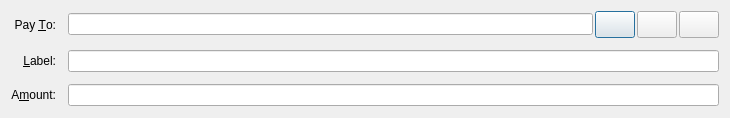
First picture: the form in src/qt/forms/sendcoinsentry.ui, repository VeriConomy/vericoin, before the edit.
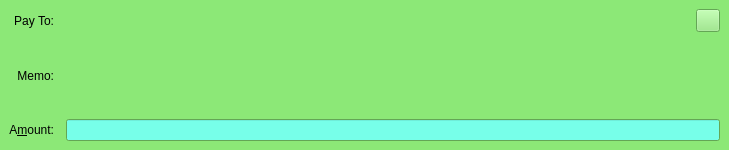
Second picture: the form after the edit. The open tabs and pages were chosen to show the change. Icons and pictures are not drawn. Custom widgets are drawn as their Qt base class.

Commit message: Use Verium 1.3.2 as a base

```diff
--- a/src/qt/forms/sendcoinsentry.ui
+++ b/src/qt/forms/sendcoinsentry.ui
@@ -1,211 +1,1248 @@
 <?xml version="1.0" encoding="UTF-8"?>
 <ui version="4.0">
  <class>SendCoinsEntry</class>
- <widget class="QDialog" name="SendCoinsEntry">
+ <widget class="QStackedWidget" name="SendCoinsEntry">
   <property name="geometry">
    <rect>
     <x>0</x>
     <y>0</y>
-    <width>730</width>
-    <height>180</height>
+    <width>729</width>
+    <height>150</height>
    </rect>
   </property>
-  <property name="windowTitle">
-   <string>Form</string>
-  </property>
-  <layout class="QGridLayout" name="gridLayout">
-   <property name="sizeConstraint">
-    <enum>QLayout::SetMinAndMaxSize</enum>
-   </property>
-   <property name="bottomMargin">
-    <number>12</number>
-   </property>
-   <property name="spacing">
-    <number>12</number>
-   </property>
-   <item row="3" column="0">
-    <widget class="QLabel" name="label_2">
-     <property name="text">
-      <string>Pay &amp;To:</string>
-     </property>
-     <property name="alignment">
-      <set>Qt::AlignRight|Qt::AlignTrailing|Qt::AlignVCenter</set>
-     </property>
-     <property name="buddy">
-      <cstring>payTo</cstring>
-     </property>
-    </widget>
-   </item>
-   <item row="4" column="1">
-    <layout class="QHBoxLayout" name="horizontalLayout_2">
-     <property name="spacing">
-      <number>0</number>
-     </property>
-     <item>
-      <widget class="QValidatedLineEdit" name="addAsLabel">
-       <property name="enabled">
-        <bool>true</bool>
-       </property>
-       <property name="toolTip">
-        <string>Enter a label for this address to add it to your address book</string>
-       </property>
-      </widget>
-     </item>
-    </layout>
-   </item>
-   <item row="4" column="0">
-    <widget class="QLabel" name="label_4">
-     <property name="text">
-      <string>&amp;Label:</string>
-     </property>
-     <property name="alignment">
-      <set>Qt::AlignRight|Qt::AlignTrailing|Qt::AlignVCenter</set>
-     </property>
-     <property name="buddy">
-      <cstring>addAsLabel</cstring>
-     </property>
-    </widget>
-   </item>
-   <item row="3" column="1">
-    <layout class="QHBoxLayout" name="payToLayout">
-     <property name="spacing">
-      <number>2</number>
-     </property>
-     <item>
-      <widget class="QValidatedLineEdit" name="payTo">
-       <property name="toolTip">
-        <string>The address to send the payment to  (e.g. VTHZfUg11wEJmSgBLUcmCKGYekuqFcGHQq)</string>
-       </property>
-       <property name="maxLength">
-        <number>34</number>
-       </property>
-      </widget>
-     </item>
-     <item>
-      <widget class="QPushButton" name="addressBookButton">
-       <property name="sizePolicy">
-        <sizepolicy hsizetype="Fixed" vsizetype="Fixed">
-         <horstretch>0</horstretch>
-         <verstretch>0</verstretch>
-        </sizepolicy>
-       </property>
-       <property name="minimumSize">
-        <size>
-         <width>38</width>
-         <height>27</height>
-        </size>
-       </property>
-       <property name="toolTip">
-        <string>Choose address from address book</string>
-       </property>
-       <property name="text">
-        <string/>
-       </property>
-       <property name="icon">
-        <iconset resource="../bitcoin.qrc">
-         <normaloff>:/icons/address-book</normaloff>:/icons/address-book</iconset>
-       </property>
-       <property name="iconSize">
-        <size>
-         <width>18</width>
-         <height>18</height>
-        </size>
-       </property>
-       <property name="shortcut">
-        <string>Alt+A</string>
-       </property>
-      </widget>
-     </item>
-     <item>
-      <widget class="QPushButton" name="pasteButton">
-       <property name="sizePolicy">
-        <sizepolicy hsizetype="Fixed" vsizetype="Fixed">
-         <horstretch>0</horstretch>
-         <verstretch>0</verstretch>
-        </sizepolicy>
-       </property>
-       <property name="minimumSize">
-        <size>
-         <width>38</width>
-         <height>27</height>
-        </size>
-       </property>
-       <property name="toolTip">
-        <string>Paste address from clipboard</string>
-       </property>
-       <property name="text">
-        <string/>
-       </property>
-       <property name="icon">
-        <iconset resource="../bitcoin.qrc">
-         <normaloff>:/icons/editpaste</normaloff>:/icons/editpaste</iconset>
-       </property>
-       <property name="iconSize">
-        <size>
-         <width>12</width>
-         <height>12</height>
-        </size>
-       </property>
-       <property name="shortcut">
-        <string>Alt+P</string>
-       </property>
-      </widget>
-     </item>
-     <item>
-      <widget class="QPushButton" name="deleteButton">
-       <property name="sizePolicy">
-        <sizepolicy hsizetype="Fixed" vsizetype="Fixed">
-         <horstretch>0</horstretch>
-         <verstretch>0</verstretch>
-        </sizepolicy>
-       </property>
-       <property name="minimumSize">
-        <size>
-         <width>38</width>
-         <height>27</height>
-        </size>
-       </property>
-       <property name="toolTip">
-        <string>Remove this recipient</string>
-       </property>
-       <property name="text">
-        <string/>
-       </property>
-       <property name="icon">
-        <iconset resource="../bitcoin.qrc">
-         <normaloff>:/icons/remove</normaloff>:/icons/remove</iconset>
-       </property>
-       <property name="iconSize">
-        <size>
-         <width>12</width>
-         <height>16</height>
-        </size>
-       </property>
-      </widget>
-     </item>
-    </layout>
-   </item>
-   <item row="5" column="1">
-    <layout class="QHBoxLayout" name="horizontalLayout">
-     <item>
-      <widget class="BitcoinAmountField" name="payAmount"/>
-     </item>
-    </layout>
-   </item>
-   <item row="5" column="0">
-    <widget class="QLabel" name="label">
-     <property name="text">
-      <string>A&amp;mount:</string>
-     </property>
-     <property name="alignment">
-      <set>Qt::AlignRight|Qt::AlignTrailing|Qt::AlignVCenter</set>
-     </property>
-     <property name="buddy">
-      <cstring>payAmount</cstring>
-     </property>
-    </widget>
-   </item>
-  </layout>
+  <property name="focusPolicy">
+   <enum>Qt::TabFocus</enum>
+  </property>
+  <property name="autoFillBackground">
+   <bool>false</bool>
+  </property>
+  <widget class="QFrame" name="SendCoins">
+   <property name="toolTip">
+    <string>This is a normal payment.</string>
+   </property>
+   <property name="frameShape">
+    <enum>QFrame::NoFrame</enum>
+   </property>
+   <layout class="QGridLayout" name="gridLayout">
+    <property name="topMargin">
+     <number>8</number>
+    </property>
+    <property name="bottomMargin">
+     <number>4</number>
+    </property>
+    <property name="horizontalSpacing">
+     <number>12</number>
+    </property>
+    <property name="verticalSpacing">
+     <number>8</number>
+    </property>
+    <item row="0" column="0">
+     <widget class="QLabel" name="payToLabel">
+      <property name="text">
+       <string>Pay &amp;To:</string>
+      </property>
+      <property name="alignment">
+       <set>Qt::AlignRight|Qt::AlignTrailing|Qt::AlignVCenter</set>
+      </property>
+      <property name="buddy">
+       <cstring>payTo</cstring>
+      </property>
+     </widget>
+    </item>
+    <item row="0" column="1">
+     <layout class="QHBoxLayout" name="payToLayout">
+      <property name="spacing">
+       <number>0</number>
+      </property>
+      <item>
+       <widget class="QValidatedLineEdit" name="payTo">
+        <property name="toolTip">
+         <string>The Verium address to send the payment to</string>
+        </property>
+       </widget>
+      </item>
+      <item>
+       <widget class="QToolButton" name="addressBookButton">
+        <property name="toolTip">
+         <string>Choose previously used address</string>
+        </property>
+        <property name="text">
+         <string/>
+        </property>
+        <property name="icon">
+         <iconset resource="../bitcoin.qrc">
+          <normaloff>:/icons/address-book</normaloff>:/icons/address-book</iconset>
+        </property>
+        <property name="iconSize">
+         <size>
+          <width>22</width>
+          <height>22</height>
+         </size>
+        </property>
+        <property name="shortcut">
+         <string>Alt+A</string>
+        </property>
+       </widget>
+      </item>
+      <item>
+       <widget class="QToolButton" name="pasteButton">
+        <property name="toolTip">
+         <string>Paste address from clipboard</string>
+        </property>
+        <property name="text">
+         <string/>
+        </property>
+        <property name="icon">
+         <iconset resource="../bitcoin.qrc">
+          <normaloff>:/icons/editpaste</normaloff>:/icons/editpaste</iconset>
+        </property>
+        <property name="iconSize">
+         <size>
+          <width>22</width>
+          <height>22</height>
+         </size>
+        </property>
+        <property name="shortcut">
+         <string>Alt+P</string>
+        </property>
+       </widget>
+      </item>
+      <item>
+       <widget class="QToolButton" name="deleteButton">
+        <property name="toolTip">
+         <string>Remove this entry</string>
+        </property>
+        <property name="text">
+         <string/>
+        </property>
+        <property name="icon">
+         <iconset resource="../bitcoin.qrc">
+          <normaloff>:/icons/remove</normaloff>:/icons/remove</iconset>
+        </property>
+        <property name="iconSize">
+         <size>
+          <width>22</width>
+          <height>22</height>
+         </size>
+        </property>
+       </widget>
+      </item>
+     </layout>
+    </item>
+    <item row="1" column="0">
+     <widget class="QLabel" name="labellLabel">
+      <property name="text">
+       <string>&amp;Label:</string>
+      </property>
+      <property name="alignment">
+       <set>Qt::AlignRight|Qt::AlignTrailing|Qt::AlignVCenter</set>
+      </property>
+      <property name="buddy">
+       <cstring>addAsLabel</cstring>
+      </property>
+     </widget>
+    </item>
+    <item row="1" column="1">
+     <widget class="QLineEdit" name="addAsLabel">
+      <property name="toolTip">
+       <string>Enter a label for this address to add it to the list of used addresses</string>
+      </property>
+     </widget>
+    </item>
+    <item row="2" column="0">
+     <widget class="QLabel" name="amountLabel">
+      <property name="text">
+       <string>A&amp;mount:</string>
+      </property>
+      <property name="alignment">
+       <set>Qt::AlignRight|Qt::AlignTrailing|Qt::AlignVCenter</set>
+      </property>
+      <property name="buddy">
+       <cstring>payAmount</cstring>
+      </property>
+     </widget>
+    </item>
+    <item row="2" column="1">
+     <layout class="QHBoxLayout" name="horizontalLayoutAmount" stretch="0,1,0">
+      <item>
+       <widget class="BitcoinAmountField" name="payAmount"/>
+      </item>
+      <item>
+       <widget class="QCheckBox" name="checkboxSubtractFeeFromAmount">
+        <property name="toolTip">
+         <string>The fee will be deducted from the amount being sent. The recipient will receive less veriums than you enter in the amount field. If multiple recipients are selected, the fee is split equally.</string>
+        </property>
+        <property name="text">
+         <string>S&amp;ubtract fee from amount</string>
+        </property>
+       </widget>
+      </item>
+      <item>
+       <widget class="QPushButton" name="useAvailableBalanceButton">
+        <property name="text">
+         <string>Use available balance</string>
+        </property>
+       </widget>
+      </item>
+     </layout>
+    </item>
+    <item row="3" column="0">
+     <widget class="QLabel" name="messageLabel">
+      <property name="text">
+       <string>Message:</string>
+      </property>
+      <property name="alignment">
+       <set>Qt::AlignRight|Qt::AlignTrailing|Qt::AlignVCenter</set>
+      </property>
+     </widget>
+    </item>
+    <item row="3" column="1">
+     <widget class="QLabel" name="messageTextLabel">
+      <property name="toolTip">
+       <string>A message that was attached to the verium: URI which will be stored with the transaction for your reference. Note: This message will not be sent over the Verium network.</string>
+      </property>
+      <property name="textFormat">
+       <enum>Qt::PlainText</enum>
+      </property>
+     </widget>
+    </item>
+   </layout>
+  </widget>
+  <widget class="QFrame" name="SendCoins_UnauthenticatedPaymentRequest">
+   <property name="palette">
+    <palette>
+     <active>
+      <colorrole role="WindowText">
+       <brush brushstyle="SolidPattern">
+        <color alpha="255">
+         <red>0</red>
+         <green>0</green>
+         <blue>0</blue>
+        </color>
+       </brush>
+      </colorrole>
+      <colorrole role="Button">
+       <brush brushstyle="SolidPattern">
+        <color alpha="255">
+         <red>255</red>
+         <green>255</green>
+         <blue>127</blue>
+        </color>
+       </brush>
+      </colorrole>
+      <colorrole role="Light">
+       <brush brushstyle="SolidPattern">
+        <color alpha="255">
+         <red>255</red>
+         <green>255</green>
+         <blue>255</blue>
+        </color>
+       </brush>
+      </colorrole>
+      <colorrole role="Midlight">
+       <brush brushstyle="SolidPattern">
+        <color alpha="255">
+         <red>255</red>
+         <green>255</green>
+         <blue>191</blue>
+        </color>
+       </brush>
+      </colorrole>
+      <colorrole role="Dark">
+       <brush brushstyle="SolidPattern">
+        <color alpha="255">
+         <red>127</red>
+         <green>127</green>
+         <blue>63</blue>
+        </color>
+       </brush>
+      </colorrole>
+      <colorrole role="Mid">
+       <brush brushstyle="SolidPattern">
+        <color alpha="255">
+         <red>170</red>
+         <green>170</green>
+         <blue>84</blue>
+        </color>
+       </brush>
+      </colorrole>
+      <colorrole role="Text">
+       <brush brushstyle="SolidPattern">
+        <color alpha="255">
+         <red>0</red>
+         <green>0</green>
+         <blue>0</blue>
+        </color>
+       </brush>
+      </colorrole>
+      <colorrole role="BrightText">
+       <brush brushstyle="SolidPattern">
+        <color alpha="255">
+         <red>255</red>
+         <green>255</green>
+         <blue>255</blue>
+        </color>
+       </brush>
+      </colorrole>
+      <colorrole role="ButtonText">
+       <brush brushstyle="SolidPattern">
+        <color alpha="255">
+         <red>0</red>
+         <green>0</green>
+         <blue>0</blue>
+        </color>
+       </brush>
+      </colorrole>
+      <colorrole role="Base">
+       <brush brushstyle="SolidPattern">
+        <color alpha="255">
+         <red>255</red>
+         <green>255</green>
+         <blue>255</blue>
+        </color>
+       </brush>
+      </colorrole>
+      <colorrole role="Window">
+       <brush brushstyle="SolidPattern">
+        <color alpha="255">
+         <red>255</red>
+         <green>255</green>
+         <blue>127</blue>
+        </color>
+       </brush>
+      </colorrole>
+      <colorrole role="Shadow">
+       <brush brushstyle="SolidPattern">
+        <color alpha="255">
+         <red>0</red>
+         <green>0</green>
+         <blue>0</blue>
+        </color>
+       </brush>
+      </colorrole>
+      <colorrole role="AlternateBase">
+       <brush brushstyle="SolidPattern">
+        <color alpha="255">
+         <red>255</red>
+         <green>255</green>
+         <blue>191</blue>
+        </color>
+       </brush>
+      </colorrole>
+      <colorrole role="ToolTipBase">
+       <brush brushstyle="SolidPattern">
+        <color alpha="255">
+         <red>255</red>
+         <green>255</green>
+         <blue>220</blue>
+        </color>
+       </brush>
+      </colorrole>
+      <colorrole role="ToolTipText">
+       <brush brushstyle="SolidPattern">
+        <color alpha="255">
+         <red>0</red>
+         <green>0</green>
+         <blue>0</blue>
+        </color>
+       </brush>
+      </colorrole>
+     </active>
+     <inactive>
+      <colorrole role="WindowText">
+       <brush brushstyle="SolidPattern">
+        <color alpha="255">
+         <red>0</red>
+         <green>0</green>
+         <blue>0</blue>
+        </color>
+       </brush>
+      </colorrole>
+      <colorrole role="Button">
+       <brush brushstyle="SolidPattern">
+        <color alpha="255">
+         <red>255</red>
+         <green>255</green>
+         <blue>127</blue>
+        </color>
+       </brush>
+      </colorrole>
+      <colorrole role="Light">
+       <brush brushstyle="SolidPattern">
+        <color alpha="255">
+         <red>255</red>
+         <green>255</green>
+         <blue>255</blue>
+        </color>
+       </brush>
+      </colorrole>
+      <colorrole role="Midlight">
+       <brush brushstyle="SolidPattern">
+        <color alpha="255">
+         <red>255</red>
+         <green>255</green>
+         <blue>191</blue>
+        </color>
+       </brush>
+      </colorrole>
+      <colorrole role="Dark">
+       <brush brushstyle="SolidPattern">
+        <color alpha="255">
+         <red>127</red>
+         <green>127</green>
+         <blue>63</blue>
+        </color>
+       </brush>
+      </colorrole>
+      <colorrole role="Mid">
+       <brush brushstyle="SolidPattern">
+        <color alpha="255">
+         <red>170</red>
+         <green>170</green>
+         <blue>84</blue>
+        </color>
+       </brush>
+      </colorrole>
+      <colorrole role="Text">
+       <brush brushstyle="SolidPattern">
+        <color alpha="255">
+         <red>0</red>
+         <green>0</green>
+         <blue>0</blue>
+        </color>
+       </brush>
+      </colorrole>
+      <colorrole role="BrightText">
+       <brush brushstyle="SolidPattern">
+        <color alpha="255">
+         <red>255</red>
+         <green>255</green>
+         <blue>255</blue>
+        </color>
+       </brush>
+      </colorrole>
+      <colorrole role="ButtonText">
+       <brush brushstyle="SolidPattern">
+        <color alpha="255">
+         <red>0</red>
+         <green>0</green>
+         <blue>0</blue>
+        </color>
+       </brush>
+      </colorrole>
+      <colorrole role="Base">
+       <brush brushstyle="SolidPattern">
+        <color alpha="255">
+         <red>255</red>
+         <green>255</green>
+         <blue>255</blue>
+        </color>
+       </brush>
+      </colorrole>
+      <colorrole role="Window">
+       <brush brushstyle="SolidPattern">
+        <color alpha="255">
+         <red>255</red>
+         <green>255</green>
+         <blue>127</blue>
+        </color>
+       </brush>
+      </colorrole>
+      <colorrole role="Shadow">
+       <brush brushstyle="SolidPattern">
+        <color alpha="255">
+         <red>0</red>
+         <green>0</green>
+         <blue>0</blue>
+        </color>
+       </brush>
+      </colorrole>
+      <colorrole role="AlternateBase">
+       <brush brushstyle="SolidPattern">
+        <color alpha="255">
+         <red>255</red>
+         <green>255</green>
+         <blue>191</blue>
+        </color>
+       </brush>
+      </colorrole>
+      <colorrole role="ToolTipBase">
+       <brush brushstyle="SolidPattern">
+        <color alpha="255">
+         <red>255</red>
+         <green>255</green>
+         <blue>220</blue>
+        </color>
+       </brush>
+      </colorrole>
+      <colorrole role="ToolTipText">
+       <brush brushstyle="SolidPattern">
+        <color alpha="255">
+         <red>0</red>
+         <green>0</green>
+         <blue>0</blue>
+        </color>
+       </brush>
+      </colorrole>
+     </inactive>
+     <disabled>
+      <colorrole role="WindowText">
+       <brush brushstyle="SolidPattern">
+        <color alpha="255">
+         <red>127</red>
+         <green>127</green>
+         <blue>63</blue>
+        </color>
+       </brush>
+      </colorrole>
+      <colorrole role="Button">
+       <brush brushstyle="SolidPattern">
+        <color alpha="255">
+         <red>255</red>
+         <green>255</green>
+         <blue>127</blue>
+        </color>
+       </brush>
+      </colorrole>
+      <colorrole role="Light">
+       <brush brushstyle="SolidPattern">
+        <color alpha="255">
+         <red>255</red>
+         <green>255</green>
+         <blue>255</blue>
+        </color>
+       </brush>
+      </colorrole>
+      <colorrole role="Midlight">
+       <brush brushstyle="SolidPattern">
+        <color alpha="255">
+         <red>255</red>
+         <green>255</green>
+         <blue>191</blue>
+        </color>
+       </brush>
+      </colorrole>
+      <colorrole role="Dark">
+       <brush brushstyle="SolidPattern">
+        <color alpha="255">
+         <red>127</red>
+         <green>127</green>
+         <blue>63</blue>
+        </color>
+       </brush>
+      </colorrole>
+      <colorrole role="Mid">
+       <brush brushstyle="SolidPattern">
+        <color alpha="255">
+         <red>170</red>
+         <green>170</green>
+         <blue>84</blue>
+        </color>
+       </brush>
+      </colorrole>
+      <colorrole role="Text">
+       <brush brushstyle="SolidPattern">
+        <color alpha="255">
+         <red>127</red>
+         <green>127</green>
+         <blue>63</blue>
+        </color>
+       </brush>
+      </colorrole>
+      <colorrole role="BrightText">
+       <brush brushstyle="SolidPattern">
+        <color alpha="255">
+         <red>255</red>
+         <green>255</green>
+         <blue>255</blue>
+        </color>
+       </brush>
+      </colorrole>
+      <colorrole role="ButtonText">
+       <brush brushstyle="SolidPattern">
+        <color alpha="255">
+         <red>127</red>
+         <green>127</green>
+         <blue>63</blue>
+        </color>
+       </brush>
+      </colorrole>
+      <colorrole role="Base">
+       <brush brushstyle="SolidPattern">
+        <color alpha="255">
+         <red>255</red>
+         <green>255</green>
+         <blue>127</blue>
+        </color>
+       </brush>
+      </colorrole>
+      <colorrole role="Window">
+       <brush brushstyle="SolidPattern">
+        <color alpha="255">
+         <red>255</red>
+         <green>255</green>
+         <blue>127</blue>
+        </color>
+       </brush>
+      </colorrole>
+      <colorrole role="Shadow">
+       <brush brushstyle="SolidPattern">
+        <color alpha="255">
+         <red>0</red>
+         <green>0</green>
+         <blue>0</blue>
+        </color>
+       </brush>
+      </colorrole>
+      <colorrole role="AlternateBase">
+       <brush brushstyle="SolidPattern">
+        <color alpha="255">
+         <red>255</red>
+         <green>255</green>
+         <blue>127</blue>
+        </color>
+       </brush>
+      </colorrole>
+      <colorrole role="ToolTipBase">
+       <brush brushstyle="SolidPattern">
+        <color alpha="255">
+         <red>255</red>
+         <green>255</green>
+         <blue>220</blue>
+        </color>
+       </brush>
+      </colorrole>
+      <colorrole role="ToolTipText">
+       <brush brushstyle="SolidPattern">
+        <color alpha="255">
+         <red>0</red>
+         <green>0</green>
+         <blue>0</blue>
+        </color>
+       </brush>
+      </colorrole>
+     </disabled>
+    </palette>
+   </property>
+   <property name="toolTip">
+    <string>This is an unauthenticated payment request.</string>
+   </property>
+   <property name="autoFillBackground">
+    <bool>true</bool>
+   </property>
+   <property name="frameShape">
+    <enum>QFrame::NoFrame</enum>
+   </property>
+   <layout class="QGridLayout" name="gridLayout_is">
+    <property name="spacing">
+     <number>12</number>
+    </property>
+    <item row="0" column="0">
+     <widget class="QLabel" name="payToLabel_is">
+      <property name="text">
+       <string>Pay To:</string>
+      </property>
+      <property name="alignment">
+       <set>Qt::AlignRight|Qt::AlignTrailing|Qt::AlignVCenter</set>
+      </property>
+     </widget>
+    </item>
+    <item row="0" column="1">
+     <layout class="QHBoxLayout" name="payToLayout_is">
+      <property name="spacing">
+       <number>0</number>
+      </property>
+      <item>
+       <widget class="QLabel" name="payTo_is"/>
+      </item>
+      <item>
+       <widget class="QToolButton" name="deleteButton_is">
+        <property name="toolTip">
+         <string>Remove this entry</string>
+        </property>
+        <property name="text">
+         <string/>
+        </property>
+        <property name="icon">
+         <iconset resource="../bitcoin.qrc">
+          <normaloff>:/icons/remove</normaloff>:/icons/remove</iconset>
+        </property>
+       </widget>
+      </item>
+     </layout>
+    </item>
+    <item row="1" column="0">
+     <widget class="QLabel" name="memoLabel_is">
+      <property name="text">
+       <string>Memo:</string>
+      </property>
+      <property name="alignment">
+       <set>Qt::AlignRight|Qt::AlignTrailing|Qt::AlignVCenter</set>
+      </property>
+     </widget>
+    </item>
+    <item row="1" column="1">
+     <widget class="QLabel" name="memoTextLabel_is">
+      <property name="textFormat">
+       <enum>Qt::PlainText</enum>
+      </property>
+     </widget>
+    </item>
+    <item row="2" column="0">
+     <widget class="QLabel" name="amountLabel_is">
+      <property name="text">
+       <string>A&amp;mount:</string>
+      </property>
+      <property name="alignment">
+       <set>Qt::AlignRight|Qt::AlignTrailing|Qt::AlignVCenter</set>
+      </property>
+      <property name="buddy">
+       <cstring>payAmount_is</cstring>
+      </property>
+     </widget>
+    </item>
+    <item row="2" column="1">
+     <widget class="BitcoinAmountField" name="payAmount_is">
+      <property name="acceptDrops">
+       <bool>false</bool>
+      </property>
+     </widget>
+    </item>
+   </layout>
+  </widget>
+  <widget class="QFrame" name="SendCoins_AuthenticatedPaymentRequest">
+   <property name="palette">
+    <palette>
+     <active>
+      <colorrole role="WindowText">
+       <brush brushstyle="SolidPattern">
+        <color alpha="255">
+         <red>0</red>
+         <green>0</green>
+         <blue>0</blue>
+        </color>
+       </brush>
+      </colorrole>
+      <colorrole role="Button">
+       <brush brushstyle="SolidPattern">
+        <color alpha="255">
+         <red>140</red>
+         <green>232</green>
+         <blue>119</blue>
+        </color>
+       </brush>
+      </colorrole>
+      <colorrole role="Light">
+       <brush brushstyle="SolidPattern">
+        <color alpha="255">
+         <red>230</red>
+         <green>255</green>
+         <blue>224</blue>
+        </color>
+       </brush>
+      </colorrole>
+      <colorrole role="Midlight">
+       <brush brushstyle="SolidPattern">
+        <color alpha="255">
+         <red>185</red>
+         <green>243</green>
+         <blue>171</blue>
+        </color>
+       </brush>
+      </colorrole>
+      <colorrole role="Dark">
+       <brush brushstyle="SolidPattern">
+        <color alpha="255">
+         <red>70</red>
+         <green>116</green>
+         <blue>59</blue>
+        </color>
+       </brush>
+      </colorrole>
+      <colorrole role="Mid">
+       <brush brushstyle="SolidPattern">
+        <color alpha="255">
+         <red>93</red>
+         <green>155</green>
+         <blue>79</blue>
+        </color>
+       </brush>
+      </colorrole>
+      <colorrole role="Text">
+       <brush brushstyle="SolidPattern">
+        <color alpha="255">
+         <red>0</red>
+         <green>0</green>
+         <blue>0</blue>
+        </color>
+       </brush>
+      </colorrole>
+      <colorrole role="BrightText">
+       <brush brushstyle="SolidPattern">
+        <color alpha="255">
+         <red>155</red>
+         <green>255</green>
+         <blue>147</blue>
+        </color>
+       </brush>
+      </colorrole>
+      <colorrole role="ButtonText">
+       <brush brushstyle="SolidPattern">
+        <color alpha="255">
+         <red>0</red>
+         <green>0</green>
+         <blue>0</blue>
+        </color>
+       </brush>
+      </colorrole>
+      <colorrole role="Base">
+       <brush brushstyle="SolidPattern">
+        <color alpha="255">
+         <red>119</red>
+         <green>255</green>
+         <blue>233</blue>
+        </color>
+       </brush>
+      </colorrole>
+      <colorrole role="Window">
+       <brush brushstyle="SolidPattern">
+        <color alpha="255">
+         <red>140</red>
+         <green>232</green>
+         <blue>119</blue>
+        </color>
+       </brush>
+      </colorrole>
+      <colorrole role="Shadow">
+       <brush brushstyle="SolidPattern">
+        <color alpha="255">
+         <red>0</red>
+         <green>0</green>
+         <blue>0</blue>
+        </color>
+       </brush>
+      </colorrole>
+      <colorrole role="AlternateBase">
+       <brush brushstyle="SolidPattern">
+        <color alpha="255">
+         <red>197</red>
+         <green>243</green>
+         <blue>187</blue>
+        </color>
+       </brush>
+      </colorrole>
+      <colorrole role="NoRole">
+       <brush brushstyle="SolidPattern">
+        <color alpha="255">
+         <red>125</red>
+         <green>194</green>
+         <blue>122</blue>
+        </color>
+       </brush>
+      </colorrole>
+      <colorrole role="ToolTipBase">
+       <brush brushstyle="SolidPattern">
+        <color alpha="255">
+         <red>255</red>
+         <green>255</green>
+         <blue>220</blue>
+        </color>
+       </brush>
+      </colorrole>
+      <colorrole role="ToolTipText">
+       <brush brushstyle="SolidPattern">
+        <color alpha="255">
+         <red>0</red>
+         <green>0</green>
+         <blue>0</blue>
+        </color>
+       </brush>
+      </colorrole>
+     </active>
+     <inactive>
+      <colorrole role="WindowText">
+       <brush brushstyle="SolidPattern">
+        <color alpha="255">
+         <red>0</red>
+         <green>0</green>
+         <blue>0</blue>
+        </color>
+       </brush>
+      </colorrole>
+      <colorrole role="Button">
+       <brush brushstyle="SolidPattern">
+        <color alpha="255">
+         <red>140</red>
+         <green>232</green>
+         <blue>119</blue>
+        </color>
+       </brush>
+      </colorrole>
+      <colorrole role="Light">
+       <brush brushstyle="SolidPattern">
+        <color alpha="255">
+         <red>230</red>
+         <green>255</green>
+         <blue>224</blue>
+        </color>
+       </brush>
+      </colorrole>
+      <colorrole role="Midlight">
+       <brush brushstyle="SolidPattern">
+        <color alpha="255">
+         <red>185</red>
+         <green>243</green>
+         <blue>171</blue>
+        </color>
+       </brush>
+      </colorrole>
+      <colorrole role="Dark">
+       <brush brushstyle="SolidPattern">
+        <color alpha="255">
+         <red>70</red>
+         <green>116</green>
+         <blue>59</blue>
+        </color>
+       </brush>
+      </colorrole>
+      <colorrole role="Mid">
+       <brush brushstyle="SolidPattern">
+        <color alpha="255">
+         <red>93</red>
+         <green>155</green>
+         <blue>79</blue>
+        </color>
+       </brush>
+      </colorrole>
+      <colorrole role="Text">
+       <brush brushstyle="SolidPattern">
+        <color alpha="255">
+         <red>0</red>
+         <green>0</green>
+         <blue>0</blue>
+        </color>
+       </brush>
+      </colorrole>
+      <colorrole role="BrightText">
+       <brush brushstyle="SolidPattern">
+        <color alpha="255">
+         <red>155</red>
+         <green>255</green>
+         <blue>147</blue>
+        </color>
+       </brush>
+      </colorrole>
+      <colorrole role="ButtonText">
+       <brush brushstyle="SolidPattern">
+        <color alpha="255">
+         <red>0</red>
+         <green>0</green>
+         <blue>0</blue>
+        </color>
+       </brush>
+      </colorrole>
+      <colorrole role="Base">
+       <brush brushstyle="SolidPattern">
+        <color alpha="255">
+         <red>119</red>
+         <green>255</green>
+         <blue>233</blue>
+        </color>
+       </brush>
+      </colorrole>
+      <colorrole role="Window">
+       <brush brushstyle="SolidPattern">
+        <color alpha="255">
+         <red>140</red>
+         <green>232</green>
+         <blue>119</blue>
+        </color>
+       </brush>
+      </colorrole>
+      <colorrole role="Shadow">
+       <brush brushstyle="SolidPattern">
+        <color alpha="255">
+         <red>0</red>
+         <green>0</green>
+         <blue>0</blue>
+        </color>
+       </brush>
+      </colorrole>
+      <colorrole role="AlternateBase">
+       <brush brushstyle="SolidPattern">
+        <color alpha="255">
+         <red>197</red>
+         <green>243</green>
+         <blue>187</blue>
+        </color>
+       </brush>
+      </colorrole>
+      <colorrole role="NoRole">
+       <brush brushstyle="SolidPattern">
+        <color alpha="255">
+         <red>125</red>
+         <green>194</green>
+         <blue>122</blue>
+        </color>
+       </brush>
+      </colorrole>
+      <colorrole role="ToolTipBase">
+       <brush brushstyle="SolidPattern">
+        <color alpha="255">
+         <red>255</red>
+         <green>255</green>
+         <blue>220</blue>
+        </color>
+       </brush>
+      </colorrole>
+      <colorrole role="ToolTipText">
+       <brush brushstyle="SolidPattern">
+        <color alpha="255">
+         <red>0</red>
+         <green>0</green>
+         <blue>0</blue>
+        </color>
+       </brush>
+      </colorrole>
+     </inactive>
+     <disabled>
+      <colorrole role="WindowText">
+       <brush brushstyle="SolidPattern">
+        <color alpha="255">
+         <red>70</red>
+         <green>116</green>
+         <blue>59</blue>
+        </color>
+       </brush>
+      </colorrole>
+      <colorrole role="Button">
+       <brush brushstyle="SolidPattern">
+        <color alpha="255">
+         <red>140</red>
+         <green>232</green>
+         <blue>119</blue>
+        </color>
+       </brush>
+      </colorrole>
+      <colorrole role="Light">
+       <brush brushstyle="SolidPattern">
+        <color alpha="255">
+         <red>230</red>
+         <green>255</green>
+         <blue>224</blue>
+        </color>
+       </brush>
+      </colorrole>
+      <colorrole role="Midlight">
+       <brush brushstyle="SolidPattern">
+        <color alpha="255">
+         <red>185</red>
+         <green>243</green>
+         <blue>171</blue>
+        </color>
+       </brush>
+      </colorrole>
+      <colorrole role="Dark">
+       <brush brushstyle="SolidPattern">
+        <color alpha="255">
+         <red>70</red>
+         <green>116</green>
+         <blue>59</blue>
+        </color>
+       </brush>
+      </colorrole>
+      <colorrole role="Mid">
+       <brush brushstyle="SolidPattern">
+        <color alpha="255">
+         <red>93</red>
+         <green>155</green>
+         <blue>79</blue>
+        </color>
+       </brush>
+      </colorrole>
+      <colorrole role="Text">
+       <brush brushstyle="SolidPattern">
+        <color alpha="255">
+         <red>70</red>
+         <green>116</green>
+         <blue>59</blue>
+        </color>
+       </brush>
+      </colorrole>
+      <colorrole role="BrightText">
+       <brush brushstyle="SolidPattern">
+        <color alpha="255">
+         <red>155</red>
+         <green>255</green>
+         <blue>147</blue>
+        </color>
+       </brush>
+      </colorrole>
+      <colorrole role="ButtonText">
+       <brush brushstyle="SolidPattern">
+        <color alpha="255">
+         <red>70</red>
+         <green>116</green>
+         <blue>59</blue>
+        </color>
+       </brush>
+      </colorrole>
+      <colorrole role="Base">
+       <brush brushstyle="SolidPattern">
+        <color alpha="255">
+         <red>140</red>
+         <green>232</green>
+         <blue>119</blue>
+        </color>
+       </brush>
+      </colorrole>
+      <colorrole role="Window">
+       <brush brushstyle="SolidPattern">
+        <color alpha="255">
+         <red>140</red>
+         <green>232</green>
+         <blue>119</blue>
+        </color>
+       </brush>
+      </colorrole>
+      <colorrole role="Shadow">
+       <brush brushstyle="SolidPattern">
+        <color alpha="255">
+         <red>0</red>
+         <green>0</green>
+         <blue>0</blue>
+        </color>
+       </brush>
+      </colorrole>
+      <colorrole role="AlternateBase">
+       <brush brushstyle="SolidPattern">
+        <color alpha="255">
+         <red>140</red>
+         <green>232</green>
+         <blue>119</blue>
+        </color>
+       </brush>
+      </colorrole>
+      <colorrole role="NoRole">
+       <brush brushstyle="SolidPattern">
+        <color alpha="255">
+         <red>125</red>
+         <green>194</green>
+         <blue>122</blue>
+        </color>
+       </brush>
+      </colorrole>
+      <colorrole role="ToolTipBase">
+       <brush brushstyle="SolidPattern">
+        <color alpha="255">
+         <red>255</red>
+         <green>255</green>
+         <blue>220</blue>
+        </color>
+       </brush>
+      </colorrole>
+      <colorrole role="ToolTipText">
+       <brush brushstyle="SolidPattern">
+        <color alpha="255">
+         <red>0</red>
+         <green>0</green>
+         <blue>0</blue>
+        </color>
+       </brush>
+      </colorrole>
+     </disabled>
+    </palette>
+   </property>
+   <property name="toolTip">
+    <string>This is an authenticated payment request.</string>
+   </property>
+   <property name="autoFillBackground">
+    <bool>true</bool>
+   </property>
+   <property name="frameShape">
+    <enum>QFrame::NoFrame</enum>
+   </property>
+   <layout class="QGridLayout" name="gridLayout_s">
+    <property name="spacing">
+     <number>12</number>
+    </property>
+    <item row="0" column="0">
+     <widget class="QLabel" name="payToLabel_s">
+      <property name="text">
+       <string>Pay To:</string>
+      </property>
+      <property name="alignment">
+       <set>Qt::AlignRight|Qt::AlignTrailing|Qt::AlignVCenter</set>
+      </property>
+     </widget>
+    </item>
+    <item row="0" column="1">
+     <layout class="QHBoxLayout" name="payToLayout_s">
+      <property name="spacing">
+       <number>0</number>
+      </property>
+      <item>
+       <widget class="QLabel" name="payTo_s">
+        <property name="textFormat">
+         <enum>Qt::PlainText</enum>
+        </property>
+       </widget>
+      </item>
+      <item>
+       <widget class="QToolButton" name="deleteButton_s">
+        <property name="toolTip">
+         <string>Remove this entry</string>
+        </property>
+        <property name="text">
+         <string/>
+        </property>
+        <property name="icon">
+         <iconset resource="../bitcoin.qrc">
+          <normaloff>:/icons/remove</normaloff>:/icons/remove</iconset>
+        </property>
+       </widget>
+      </item>
+     </layout>
+    </item>
+    <item row="1" column="0">
+     <widget class="QLabel" name="memoLabel_s">
+      <property name="text">
+       <string>Memo:</string>
+      </property>
+      <property name="alignment">
+       <set>Qt::AlignRight|Qt::AlignTrailing|Qt::AlignVCenter</set>
+      </property>
+     </widget>
+    </item>
+    <item row="1" column="1">
+     <widget class="QLabel" name="memoTextLabel_s">
+      <property name="textFormat">
+       <enum>Qt::PlainText</enum>
+      </property>
+     </widget>
+    </item>
+    <item row="2" column="0">
+     <widget class="QLabel" name="amountLabel_s">
+      <property name="text">
+       <string>A&amp;mount:</string>
+      </property>
+      <property name="alignment">
+       <set>Qt::AlignRight|Qt::AlignTrailing|Qt::AlignVCenter</set>
+      </property>
+      <property name="buddy">
+       <cstring>payAmount_s</cstring>
+      </property>
+     </widget>
+    </item>
+    <item row="2" column="1">
+     <widget class="BitcoinAmountField" name="payAmount_s">
+      <property name="acceptDrops">
+       <bool>false</bool>
+      </property>
+     </widget>
+    </item>
+   </layout>
+  </widget>
  </widget>
  <customwidgets>
   <customwidget>
```
Left out of the diff: 17 changed lines with no effect on the pictures. The commit also changes 1986 other files.
